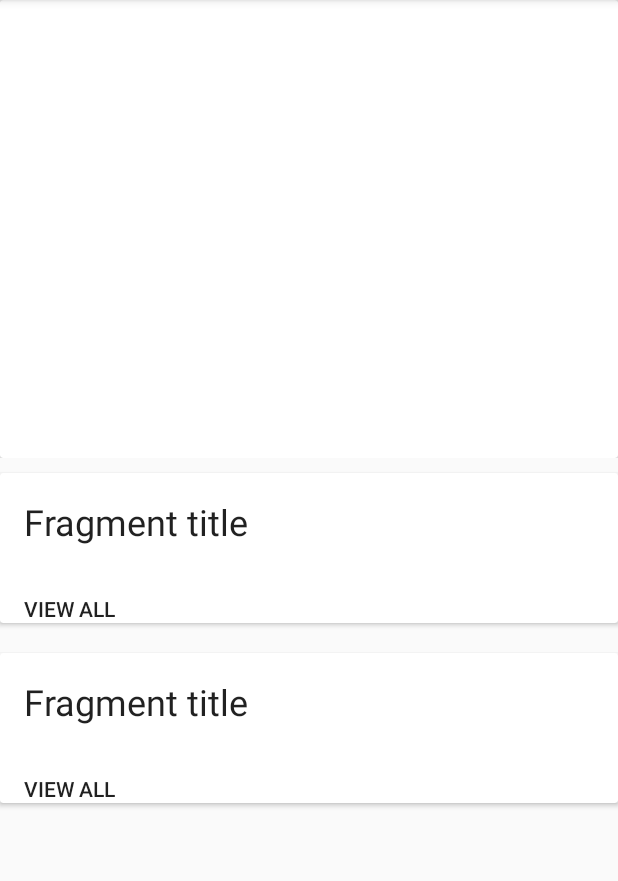
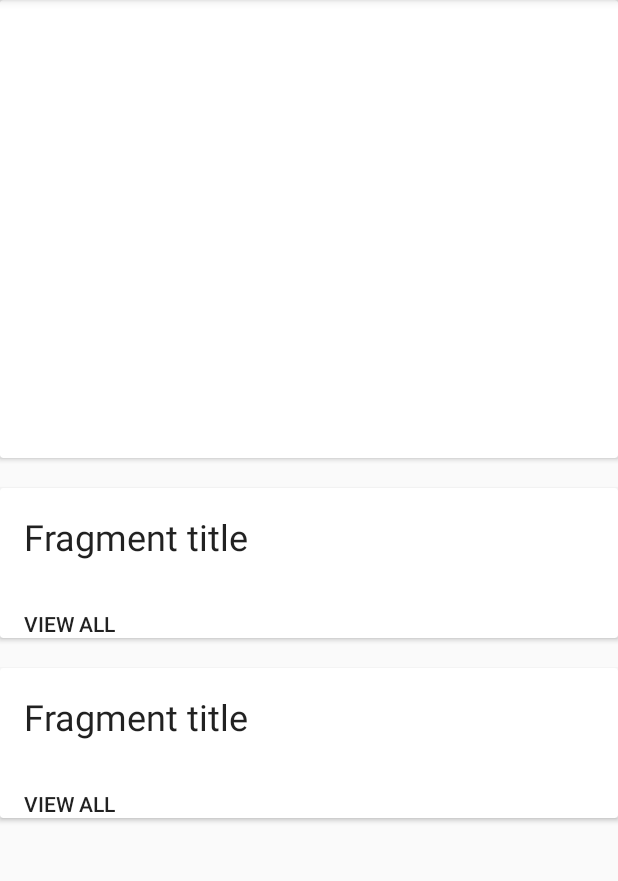
Before and after one commit to adikari/android-cinepedia, an Android app: the screen it shows after launch (MainActivity), on a phone screen of 412 x 824 dp, the part 84-965 px from its top. Run offline under Robolectric (Android 15) with nearby library versions, the phone set to English and light mode, and no system bars; our stand-ins replace ButterKnife, Dagger/Hilt's generated code, Picasso, RxJava; network calls fail; pictures from the network do not load.

Commit message:
add margin to featured movie

```diff
--- a/app/src/main/res/layout/card_list_frag.xml
+++ b/app/src/main/res/layout/card_list_frag.xml
@@ -4,8 +4,8 @@
     android:id="@+id/cv_featured_card_view"
     android:layout_width="match_parent"
     android:layout_height="wrap_content"
-    android:layout_marginBottom="10dp"
-    android:layout_marginTop="10dp"
+    android:layout_marginBottom="@dimen/card_margin_vertical"
+    android:layout_marginTop="@dimen/card_margin_vertical"
     xmlns:android="http://schemas.android.com/apk/res/android"
     xmlns:app="http://schemas.android.com/apk/res-auto"
     >
--- a/app/src/main/res/layout/featured_frag.xml
+++ b/app/src/main/res/layout/featured_frag.xml
@@ -4,6 +4,7 @@
     android:id="@+id/cv_featured_card_view"
     android:layout_width="match_parent"
     android:layout_height="wrap_content"
+    android:layout_marginBottom="@dimen/card_margin_vertical"
     xmlns:android="http://schemas.android.com/apk/res/android"
     xmlns:app="http://schemas.android.com/apk/res-auto"
     >
--- a/app/src/main/res/layout/thumb_card.xml
+++ b/app/src/main/res/layout/thumb_card.xml
@@ -8,7 +8,7 @@
       android:layout_width="match_parent"
       android:layout_height="match_parent"
       android:layout_gravity="center"
-      android:layout_margin="@dimen/card_margin"
+      android:layout_margin="@dimen/card_margin_horizontal"
       card_view:cardUseCompatPadding="false"
       card_view:cardCornerRadius="@dimen/card_thumb_radius">
 
--- a/app/src/main/res/values/dimens.xml
+++ b/app/src/main/res/values/dimens.xml
@@ -13,7 +13,8 @@
   <dimen name="detail_backdrop_height">250dp</dimen>
   <dimen name="backdrop_title">20sp</dimen>
   <dimen name="backdrop_subtitle">18dp</dimen>
-  <dimen name="card_margin">5dp</dimen>
+  <dimen name="card_margin_horizontal">5dp</dimen>
+  <dimen name="card_margin_vertical">10dp</dimen>
   <dimen name="card_width">170dp</dimen>
   <dimen name="card_thumb_radius">0dp</dimen>
   <dimen name="thumb_cover_height">240dp</dimen>
```
